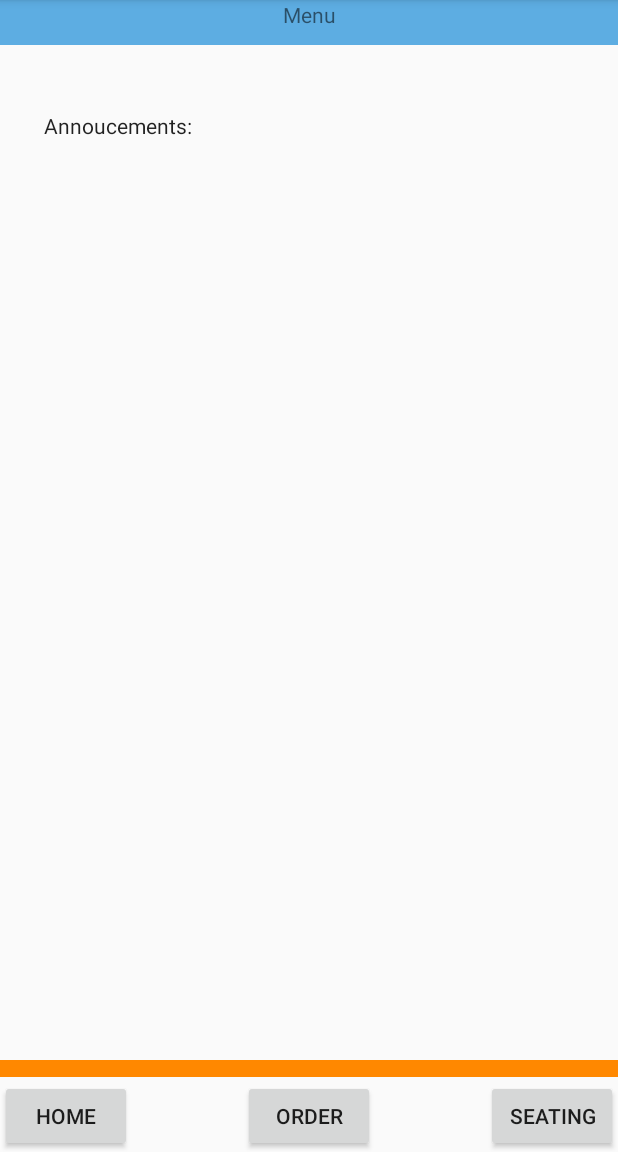
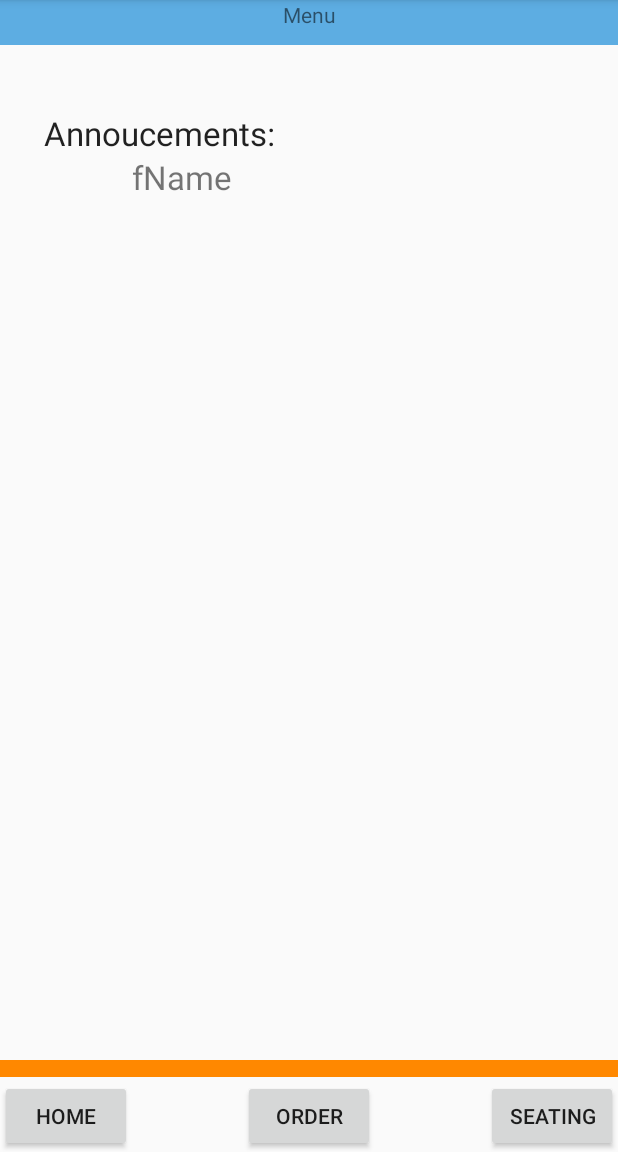
Before and after one commit to anmolw/CP3405-App, an Android app: the screen it shows after launch (MenuActivity), after a tap on "LOGIN", on a phone screen of 412 x 824 dp, the part 84-1236 px from its top. Run offline under Robolectric (Android 15) with nearby library versions, the phone set to English and light mode, and no system bars.

```diff
--- a/Dining/app/build.gradle
+++ b/Dining/app/build.gradle
@@ -22,7 +22,13 @@ dependencies {
     implementation fileTree(dir: 'libs', include: ['*.jar'])
     implementation 'com.android.support:appcompat-v7:26.1.0'
     implementation 'com.android.support.constraint:constraint-layout:1.1.2'
+    implementation 'com.google.firebase:firebase-messaging:11.0.4'
     testImplementation 'junit:junit:4.12'
     androidTestImplementation 'com.android.support.test:runner:1.0.2'
     androidTestImplementation 'com.android.support.test.espresso:espresso-core:3.0.2'
+    compile 'com.google.firebase:firebase-database:10.0.0'
+    compile 'com.android.support:support-annotations:27.1.1'
+
 }
+
+apply plugin: 'com.google.gms.google-services'
--- /dev/null
+++ b/Dining/app/src/main/java/com/example/primepc/dining/Constants.java
@@ -0,0 +1,16 @@
+package com.example.primepc.dining;
+
+/**
+ * Created by PRIMEPC on 6/8/2018.
+ */
+
+public class Constants {
+
+
+
+        public static String F_Name = "fName";
+
+
+
+
+}
--- a/Dining/app/src/main/java/com/example/primepc/dining/MenuActivity.java
+++ b/Dining/app/src/main/java/com/example/primepc/dining/MenuActivity.java
@@ -2,6 +2,9 @@ package com.example.primepc.dining;
 
 import android.os.Bundle;
 import android.support.v7.app.AppCompatActivity;
+import android.widget.TextView;
+
+import static com.example.primepc.dining.Constants.F_Name;
 
 /**
  * Created by PRIMEPC on 6/8/2018.
@@ -13,9 +16,14 @@ public class MenuActivity extends AppCompatActivity{
     protected void onCreate(Bundle savedInstanceState) {
         super.onCreate(savedInstanceState);
         setContentView(R.layout.menu);
+
+        TextView textView = findViewById(R.id.message1);
+        textView.setText(F_Name);
     }
 
 
 
 
+
+
 }
--- a/Dining/app/src/main/res/layout/menu.xml
+++ b/Dining/app/src/main/res/layout/menu.xml
@@ -28,6 +28,7 @@
         android:layout_marginStart="29dp"
         android:layout_marginTop="44dp"
         android:text="Annoucements:"
+        android:textSize="10pt"
         android:textAppearance="@style/TextAppearance.AppCompat.Body1" />
 
     <LinearLayout xmlns:android="http://schemas.android.com/apk/res/android"
@@ -38,11 +39,6 @@
         android:layout_below="@+id/textView4"
         android:orientation="vertical">
 
-        <ListView
-            android:id="@+id/list"
-            android:layout_width="match_parent"
-            android:layout_height="wrap_content"
-            ></ListView>
 
     </LinearLayout>
 
@@ -80,4 +76,14 @@
         android:layout_alignParentEnd="true"
         android:layout_alignParentRight="true"
         android:text="Seating" />
+
+    <TextView
+        android:id="@+id/message1"
+        android:layout_width="wrap_content"
+        android:layout_height="wrap_content"
+        android:layout_below="@+id/textView4"
+        android:layout_toEndOf="@+id/button"
+        android:layout_toRightOf="@+id/button"
+        android:text="first_message"
+        android:textSize="10pt" />
 </RelativeLayout>
--- a/Dining/build.gradle
+++ b/Dining/build.gradle
@@ -8,6 +8,7 @@ buildscript {
     }
     dependencies {
         classpath 'com.android.tools.build:gradle:3.0.1'
+        classpath 'com.google.gms:google-services:4.0.0'
 
 
         // NOTE: Do not place your application dependencies here; they belong
```
Also changed, not shown: Dining/app/src/main/AndroidManifest.xml (+14 -0 lines), Dining/app/src/main/java/com/example/primepc/dining/FirebaseIDService.java (added, +36 -0 lines), Dining/app/src/main/java/com/example/primepc/dining/MyFirebaseMessagingService.java (added, +34 -0 lines), 1 other file.
